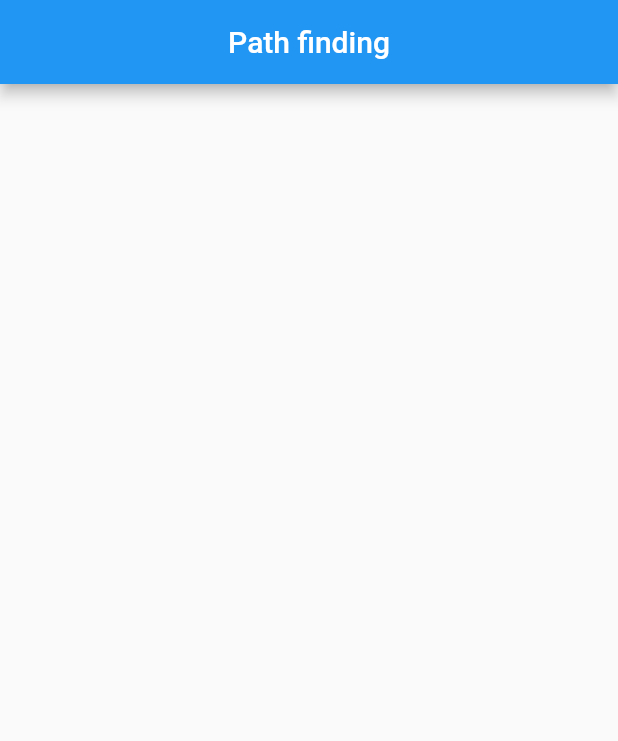
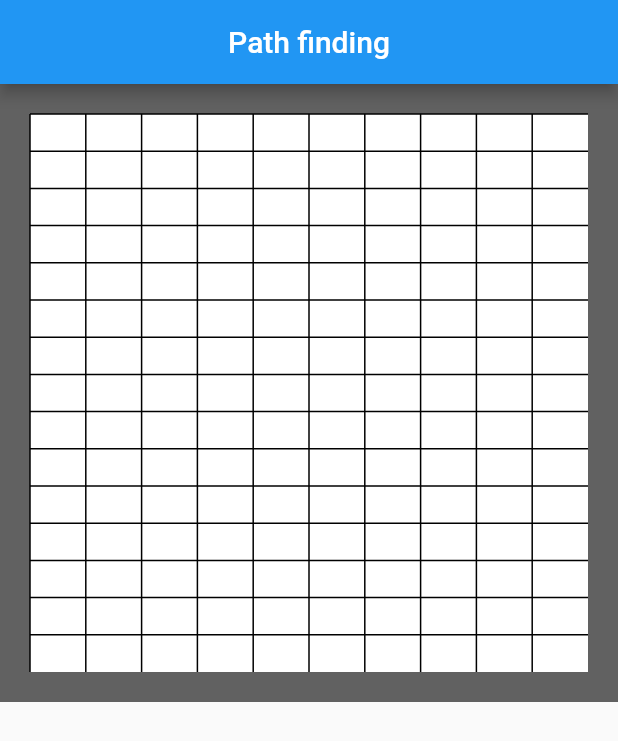
Before and after one commit to patricklopdrup/PathFindingApp, a Flutter app: the screen it shows after launch, on a phone screen of 412 x 824 dp. Shown: the top 741 px of the screen. Run offline on Flutter 3.47's test engine with Material 2 defaults, Android fonts, the phone set to English and light mode, and no system bars.

Commit message:
Made canvas with rows and columns
Also made a Cell class

```diff
--- /dev/null
+++ b/path_finding/lib/canvas.dart
@@ -0,0 +1,99 @@
+import 'package:flutter/material.dart';
+import 'dart:math';
+
+class MyCanvas extends StatefulWidget {
+  @override
+  _MyCanvasState createState() => _MyCanvasState();
+}
+
+class _MyCanvasState extends State<MyCanvas> {
+  @override
+  Widget build(BuildContext context) {
+    return Container(
+      color: Colors.grey[700],
+      padding: EdgeInsets.all(20),
+      child: LayoutBuilder(
+        builder: (_, constraints) => Container(
+          // width and height is the same
+          width: constraints.maxWidth,
+          height: constraints.maxWidth,
+          color: Colors.white,
+          child: CustomPaint(
+            painter: MyPainter(),
+          ),
+        ),
+      ),
+    );
+  }
+}
+
+
+class Cell {
+  int x, y;
+  int fVal, gVal, hVal;
+  double pctForWall = 20.0;
+  bool isWall;
+
+  Paint generateSquare() {
+    return calcIfWall(pctForWall) ? _wallPaint() : _normPaint();
+  }
+
+  bool calcIfWall(double pctForWall) {
+    var rng = Random();
+    return rng.nextDouble() < (pctForWall / 100) ? true : false;
+  }
+
+  Paint _normPaint() {
+    return Paint()
+    ..color = Colors.red[400]
+    ..style = PaintingStyle.fill;
+  }
+
+  Paint _wallPaint() {
+    return Paint()
+    ..color = Colors.grey[700]
+    ..style = PaintingStyle.fill;
+  }
+
+}
+
+class MyPainter extends CustomPainter {
+  int rows = 15;
+  int cols = 10;
+  Cell cell = Cell();
+  List<List<int>> grid = [];
+
+
+  @override
+  void paint(Canvas canvas, Size size) {
+    double myWidth = size.width / rows;
+    double myHeight = size.height / cols;
+
+    final drawGrid = Paint()
+    ..color = Colors.black
+    ..style = PaintingStyle.stroke
+    ..strokeWidth = 1;
+
+    // Making 2d array
+    for (int i = 0; i < cols; i++) {
+      grid.insert(i, List(rows));
+    }
+
+    // Draw rows
+    for (int i = 0; i < rows; i++) {
+      canvas.drawLine(Offset(0, i*myWidth), Offset(size.height, i*myWidth), drawGrid);
+    }
+    // Draw cols
+    for (int j = 0; j < cols; j++) {
+      canvas.drawLine(Offset(j*myHeight, 0), Offset(j*myHeight, size.width), drawGrid);
+    }
+
+
+
+  }
+
+  @override
+  bool shouldRepaint(CustomPainter oldDelegate) {
+    return false;
+  }
+}
--- a/path_finding/lib/main.dart
+++ b/path_finding/lib/main.dart
@@ -1,4 +1,5 @@
 import 'package:flutter/material.dart';
+import 'package:path_finding/canvas.dart';
 
 void main() {
   runApp(MyApp());
@@ -23,6 +24,7 @@ class MyHomePage extends StatelessWidget {
         title: Text('Path finding'),
         centerTitle: true,
       ),
+      body: MyCanvas(),
     );
   }
 }
```
